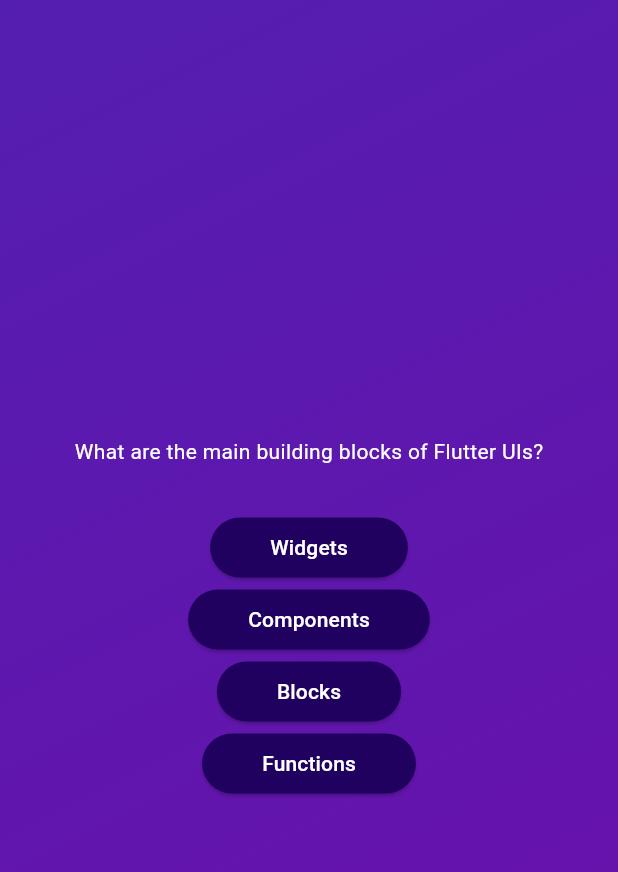
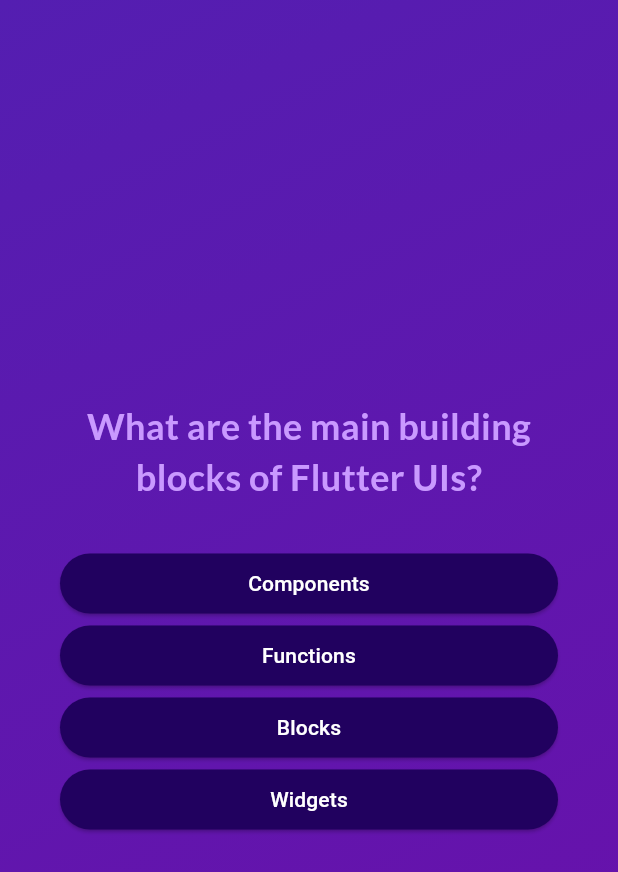
Before and after one commit to never47/flutter-quiz-app, a Flutter app: the screen it shows after launch, after a tap on "Start Quiz", on a phone screen of 412 x 824 dp. Shown: the top 872 px of the screen. Run offline on Flutter 3.47's test engine with Material 3 defaults, Android fonts, the phone set to English and light mode, and no system bars; our stand-ins replace google_fonts.

Commit message:
add: question answers are saving now / more stuff with the styling

```diff
--- a/lib/answer_button.dart
+++ b/lib/answer_button.dart
@@ -18,7 +18,10 @@ class AnswerButton extends StatelessWidget {
         ),
         padding: const EdgeInsets.symmetric(vertical: 10, horizontal: 40),
       ),
-      child: Text(answerText),
+      child: Text(
+        answerText,
+        textAlign: TextAlign.center,
+      ),
     );
   }
 }
--- a/lib/models/quiz_question.dart
+++ b/lib/models/quiz_question.dart
@@ -3,4 +3,10 @@ class QuizQuestion {
 
   final String text;
   final List<String> answers;
+
+  List<String> getShuffled() {
+    final shuffledList = List.of(answers);
+    shuffledList.shuffle();
+    return shuffledList;
+  }
 }
--- a/lib/questions_scren.dart
+++ b/lib/questions_scren.dart
@@ -1,9 +1,12 @@
 import 'package:flutter/material.dart';
 import 'package:quiz_app/answer_button.dart';
 import 'package:quiz_app/data/questions.dart';
+import 'package:google_fonts/google_fonts.dart';
 
 class QuestionsScreen extends StatefulWidget {
-  const QuestionsScreen({super.key});
+  const QuestionsScreen(this.onSelectAnswer, {super.key});
+
+  final void Function(String) onSelectAnswer;
 
   @override
   State<QuestionsScreen> createState() {
@@ -12,29 +15,46 @@ class QuestionsScreen extends StatefulWidget {
 }
 
 class _QuestionsScreenState extends State<QuestionsScreen> {
+  var currentQuestionIndex = 0;
+
+  void answerQuestion(String selectAnswer) {
+    widget.onSelectAnswer(selectAnswer);
+    setState(() {
+      currentQuestionIndex++;
+    });
+  }
+
   @override
   Widget build(context) {
-    final currentQuestion = questions[0];
+    final currentQuestion = questions[currentQuestionIndex];
 
     return SizedBox(
       width: double.infinity,
+      child: Container(
+        margin: const EdgeInsets.all(40),
         child: Column(
           mainAxisAlignment: MainAxisAlignment.center,
+          crossAxisAlignment: CrossAxisAlignment.stretch,
           children: [
             Text(
+              textAlign: TextAlign.center,
               currentQuestion.text,
-            style: const TextStyle(
-              color: Colors.white,
+              style: GoogleFonts.lato(
+                color: const Color.fromARGB(255, 201, 153, 255),
+                fontSize: 24,
+                fontWeight: FontWeight.bold,
               ),
             ),
             const SizedBox(
               height: 30,
             ),
-          AnswerButton(currentQuestion.answers[0], () {}),
-          AnswerButton(currentQuestion.answers[1], () {}),
-          AnswerButton(currentQuestion.answers[2], () {}),
-          AnswerButton(currentQuestion.answers[3], () {}),
+            ...currentQuestion.getShuffled().map((answer) {
+              return AnswerButton(answer, () {
+                answerQuestion(answer);
+              });
+            })
           ],
+        ),
       ),
     );
   }
--- a/lib/quiz.dart
+++ b/lib/quiz.dart
@@ -1,4 +1,5 @@
 import 'package:flutter/material.dart';
+import 'package:quiz_app/data/questions.dart';
 import 'package:quiz_app/questions_scren.dart';
 import 'package:quiz_app/start_screen.dart';
 
@@ -13,6 +14,7 @@ class Quiz extends StatefulWidget {
 
 class _QuizState extends State<Quiz> {
   Widget? activeScreen;
+  List<String> selectedAnswers = [];
 
   @override
   void initState() {
@@ -22,8 +24,19 @@ class _QuizState extends State<Quiz> {
 
   void switchScreen() {
     setState(() {
-      activeScreen = const QuestionsScreen();
+      activeScreen = QuestionsScreen(chooseAnswer);
     });
+  }
+
+  void chooseAnswer(String answer) {
+    selectedAnswers.add(answer);
+
+    if (selectedAnswers.length == questions.length) {
+      setState(() {
+        selectedAnswers = [];
+        activeScreen = StartScreen(switchScreen);
+      });
+    }
   }
 
   @override
--- a/lib/start_screen.dart
+++ b/lib/start_screen.dart
@@ -1,4 +1,5 @@
 import 'package:flutter/material.dart';
+import 'package:google_fonts/google_fonts.dart';
 
 class StartScreen extends StatelessWidget {
   const StartScreen(this.startQuiz, {super.key});
@@ -17,9 +18,9 @@ class StartScreen extends StatelessWidget {
             color: const Color.fromARGB(150, 255, 255, 255),
           ),
           const SizedBox(height: 80),
-          const Text(
+          Text(
             'Learn Flutter the fun way!',
-            style: TextStyle(
+            style: GoogleFonts.lato(
               color: Colors.white,
               fontSize: 24,
             ),
--- a/pubspec.yaml
+++ b/pubspec.yaml
@@ -35,6 +35,7 @@ dependencies:
   # The following adds the Cupertino Icons font to your application.
   # Use with the CupertinoIcons class for iOS style icons.
   cupertino_icons: ^1.0.6
+  google_fonts: ^6.2.0
 
 dev_dependencies:
   flutter_test:
```
Also changed, not shown: pubspec.lock, 1 other file. Lines whose indentation alone changed are shown as unchanged.
